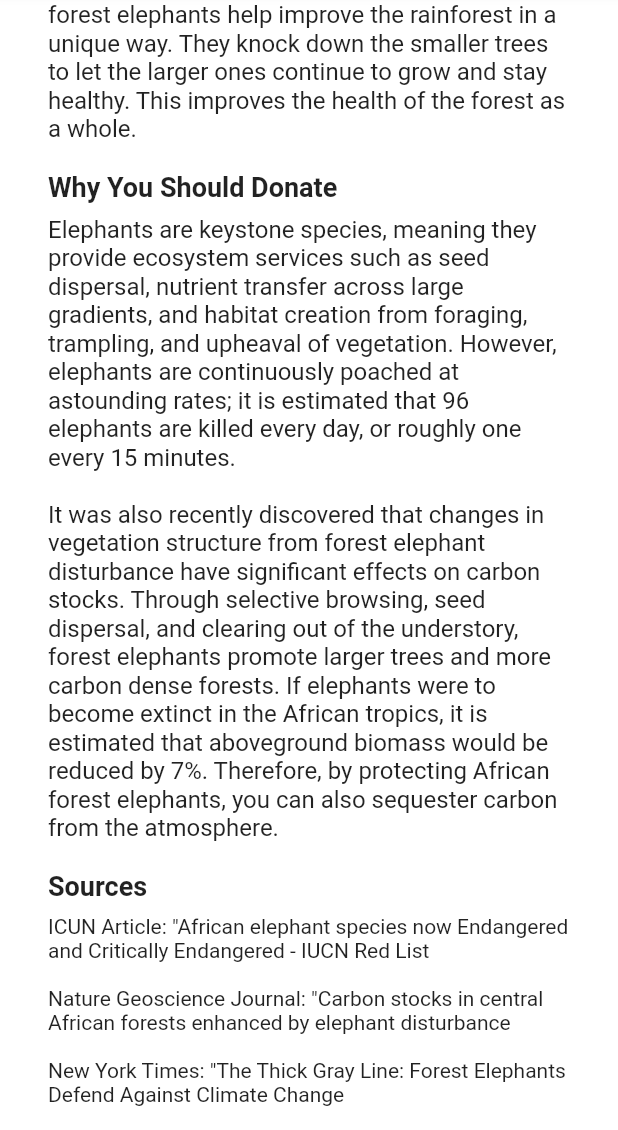
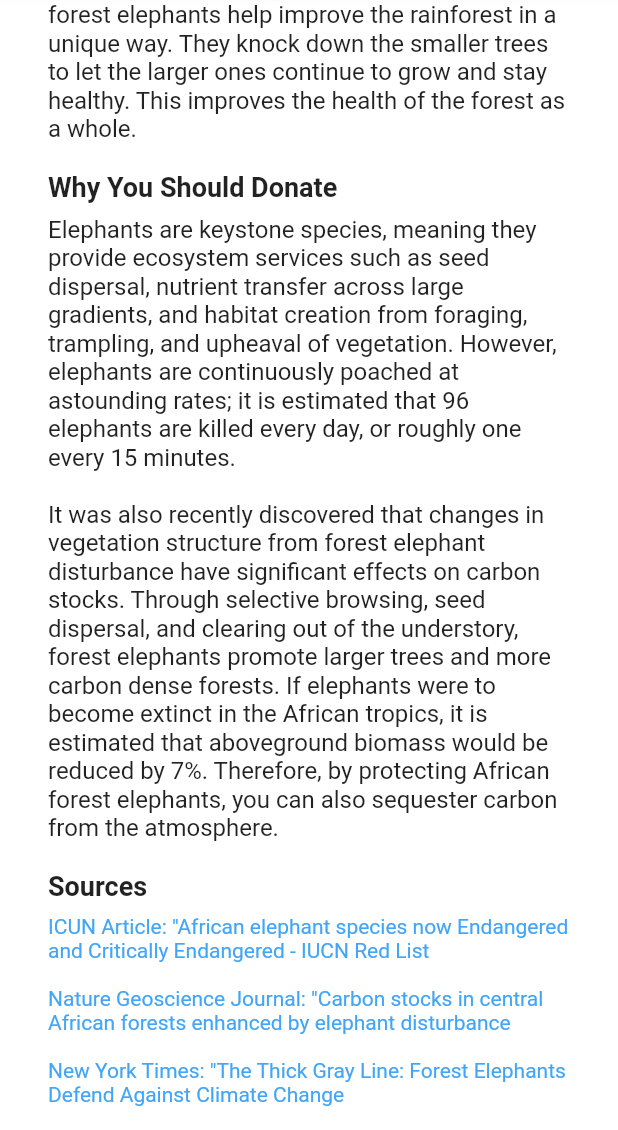
Before and after one commit to All-Ears/mobile-frontend, a Flutter app: the AboutPage screen opened by its route, scrolled down 1152 dp, on a phone screen of 412 x 824 dp, the part 106-1236 px from its top. Run offline on Flutter 3.47's test engine with Material 2 defaults, Android fonts, the light colour scheme and no system bars; our stand-ins replace dropdown_search, syncfusion_flutter_charts; missing offline and left inert: syncfusion_flutter_core, syncfusion_flutter_maps; network calls fail.

Commit message:
updated elephant map and about page links

```diff
--- a/all_ears/lib/about_page.dart
+++ b/all_ears/lib/about_page.dart
@@ -171,19 +171,28 @@ Widget elephantInfo = Container(
             ),
             Container(
               child: new InkWell(
-                  child: new Text("ICUN Article: \"African elephant species now Endangered and Critically Endangered - IUCN Red List\n"),
+                  child: new Text("ICUN Article: \"African elephant species now Endangered and Critically Endangered - IUCN Red List\n",
+                      style: TextStyle(
+                          color: Colors.blue[400])
+                  ),
                   onTap: () => launch('https://www.iucn.org/news/species/202103/african-elephant-species-now-endangered-and-critically-endangered-iucn-red-list')
               ),
             ),
             Container(
               child: new InkWell(
-                  child: new Text("Nature Geoscience Journal: \"Carbon stocks in central African forests enhanced by elephant disturbance\n"),
+                  child: new Text("Nature Geoscience Journal: \"Carbon stocks in central African forests enhanced by elephant disturbance\n",
+                      style: TextStyle(
+                      color: Colors.blue[400])
+                  ),
                   onTap: () => launch('https://www.nature.com/articles/s41561-019-0395-6')
               ),
             ),
             Container(
               child: new InkWell(
-                  child: new Text("New York Times: \"The Thick Gray Line: Forest Elephants Defend Against Climate Change\n"),
+                  child: new Text("New York Times: \"The Thick Gray Line: Forest Elephants Defend Against Climate Change\n",
+                      style: TextStyle(
+                          color: Colors.blue[400])
+                  ),
                   onTap: () => launch('https://www.nytimes.com/2019/08/19/science/elephants-climate-change.html')
               ),
             ),
```
Also changed, not shown: all_ears/lib/elephant_map_page.dart (+18 -8 lines).
